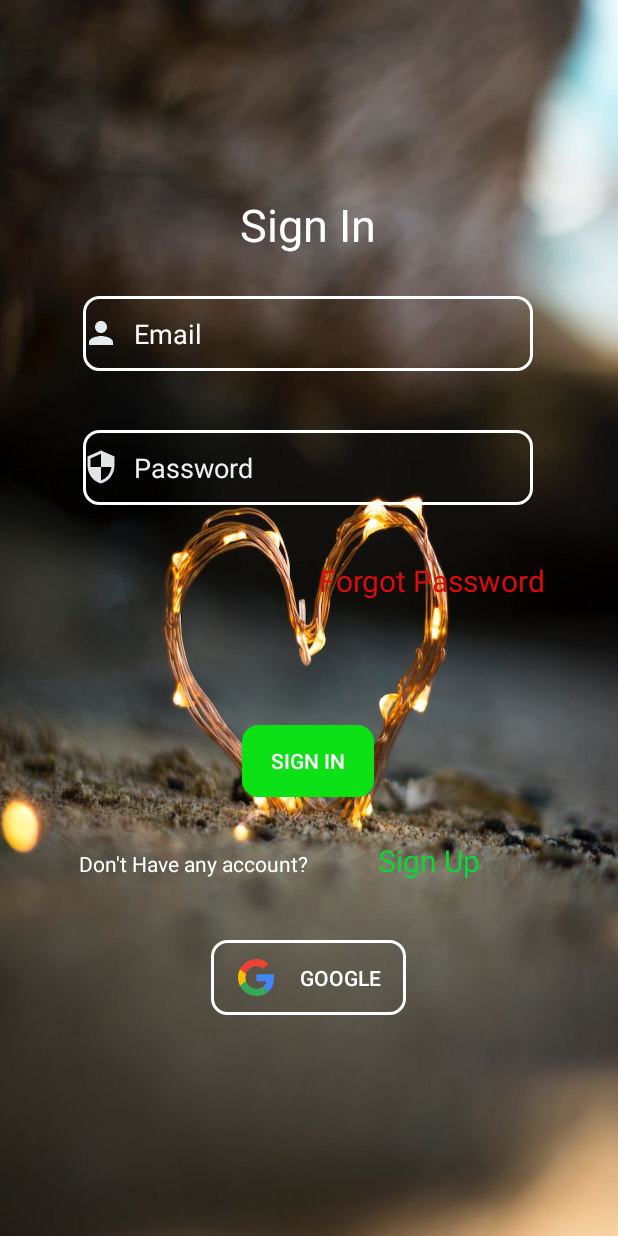
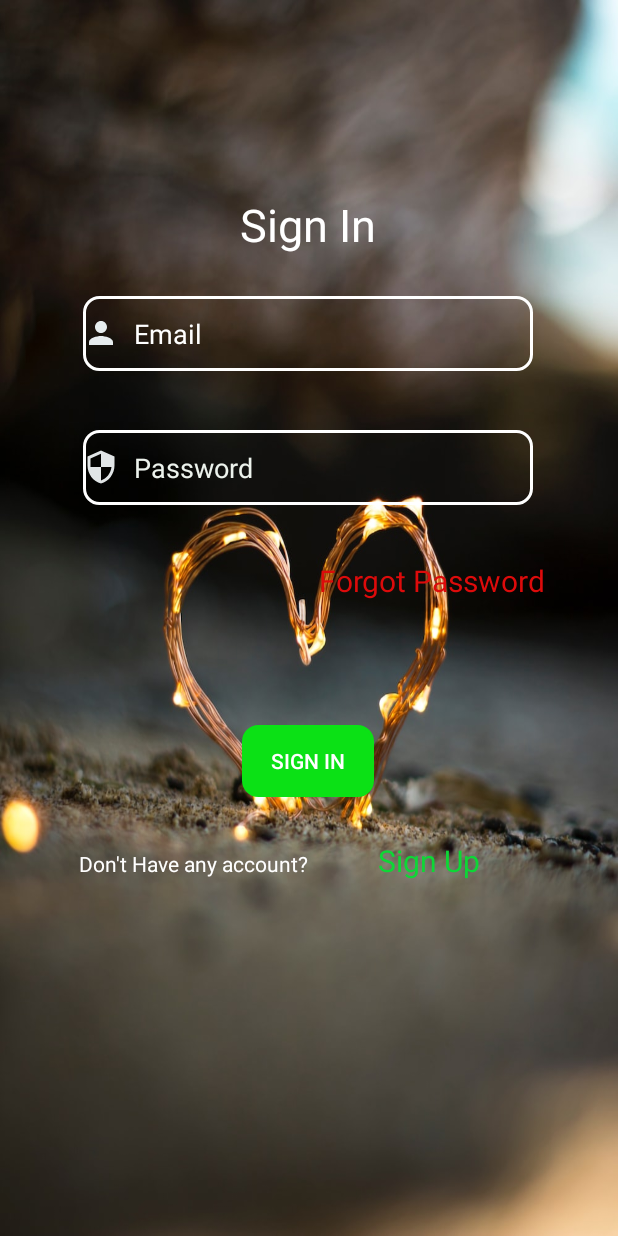
Before and after one commit to hossen1907012/cardiac-data-recorder, an Android app: the screen it shows after launch (loginactivity1), on a phone screen of 412 x 824 dp. Run offline under Robolectric (Android 15) with nearby library versions, the phone set to English and light mode, and no system bars; our stand-ins replace Firebase (no records; nobody signed in at launch, a user with empty details on screens opened directly).

Commit message:
Sign In Options Updated

```diff
--- a/app/build.gradle
+++ b/app/build.gradle
@@ -43,4 +43,5 @@ dependencies {
     androidTestImplementation 'androidx.test.ext:junit:1.1.5'
     androidTestImplementation 'androidx.test.espresso:espresso-core:3.5.1'
     implementation 'pl.droidsonroids.gif:android-gif-drawable:1.2.23'
+    implementation 'com.google.android.gms:play-services-auth:20.6.0'
 }
--- a/app/src/main/java/com/example/cardiac_data_recoder/loginactivity1.java
+++ b/app/src/main/java/com/example/cardiac_data_recoder/loginactivity1.java
@@ -45,6 +45,7 @@ public class loginactivity1 extends AppCompatActivity implements View.OnClickLis
         signup.setOnClickListener(this);
         forgetpass.setOnClickListener(this);
 
+
         signin.setOnClickListener(new View.OnClickListener() {
             @Override
             public void onClick(View v) {
@@ -86,6 +87,7 @@ public class loginactivity1 extends AppCompatActivity implements View.OnClickLis
                 break;
 
 
+
         }
     }
 
@@ -94,6 +96,7 @@ public class loginactivity1 extends AppCompatActivity implements View.OnClickLis
         Toast.makeText(loginactivity1.this, "Redirecting to Sign Up Page", Toast.LENGTH_SHORT).show();
         startActivity(new Intent(getApplicationContext(),RegisterActivity.class));
     }
+
 
     private void forgotpass()
     {
--- a/app/src/main/res/layout/activity_loginactivity1.xml
+++ b/app/src/main/res/layout/activity_loginactivity1.xml
@@ -93,24 +93,6 @@
         app:layout_constraintVertical_bias="0.469" />
 
 
-
-
-    <android.widget.Button
-        android:id="@+id/googlesigin1"
-        android:layout_width="130dp"
-        android:layout_height="50dp"
-        android:background="@drawable/round_back"
-        android:drawableLeft="@drawable/google"
-        android:paddingStart="18dp"
-        android:text="Google"
-        android:textColor="@color/white"
-        app:layout_constraintBottom_toBottomOf="parent"
-        app:layout_constraintEnd_toEndOf="parent"
-        app:layout_constraintHorizontal_bias="0.498"
-        app:layout_constraintStart_toStartOf="parent"
-        app:layout_constraintTop_toTopOf="parent"
-        app:layout_constraintVertical_bias="0.81" />
-
     <TextView
         android:id="@+id/textView4"
         android:layout_width="wrap_content"
```
